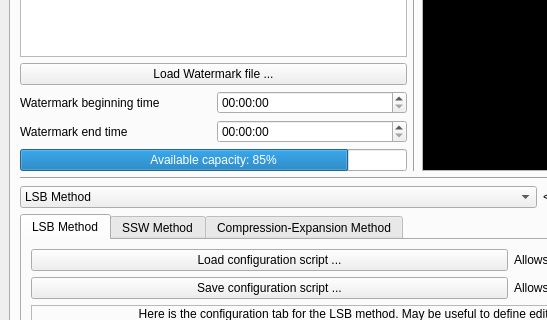
Qt form src/GUI/InterfaceWatermarking/mainwindow.ui (jcelerier/watermarking) before a commit; both pictures show x 0 to 547 and y 148 to 468 of the 819 by 630 pixel window.
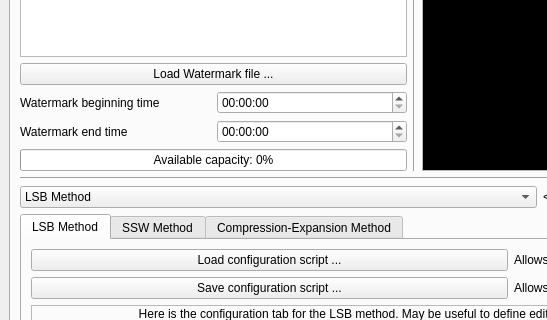
The same form after that commit. Icons and pictures are not drawn.

Commit message: Updating GUI-Lib connection and minor adds to the GUI

Diff of the .ui file:
```diff
--- a/src/GUI/InterfaceWatermarking/mainwindow.ui
+++ b/src/GUI/InterfaceWatermarking/mainwindow.ui
@@ -508,7 +508,7 @@
             <item row="5" column="0" colspan="2">
              <widget class="QProgressBar" name="usedWatermarkCapacity">
               <property name="value">
-               <number>85</number>
+               <number>0</number>
               </property>
               <property name="format">
                <string>Available capacity: %p%</string>
```
Left out of the diff: 34 changed lines with no effect on the pictures. The commit also changes 2 other files.
